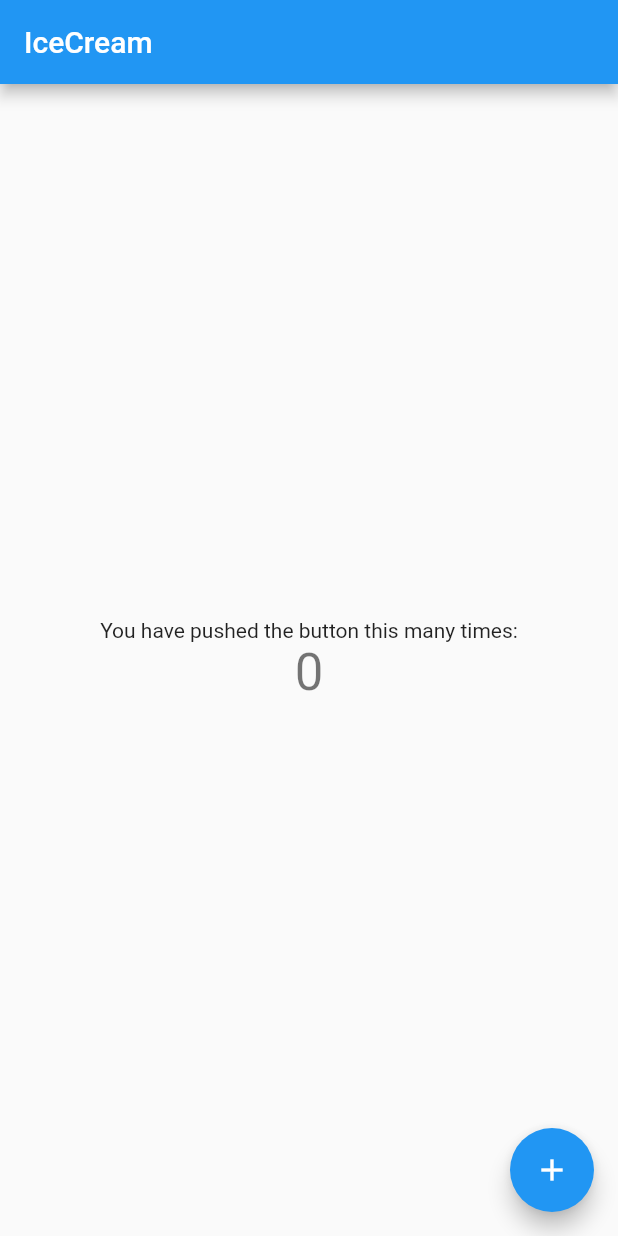
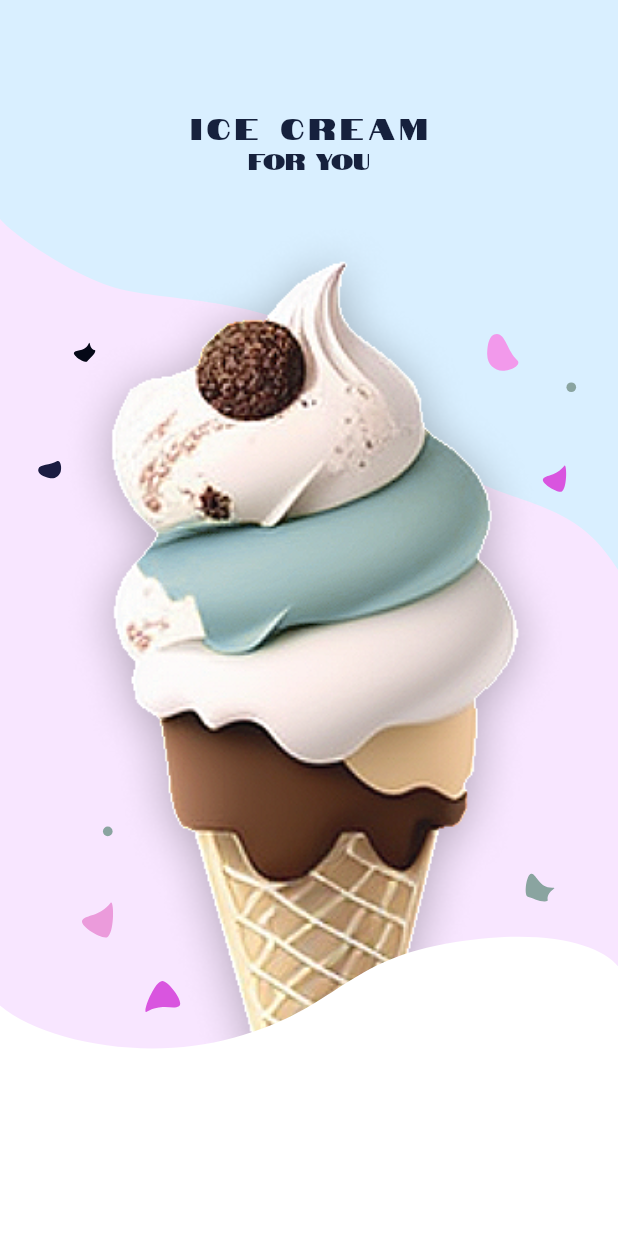
Before and after one commit to ElenaStepanenko/Ice_cream_for_you, a Flutter app: the screen it shows after launch, on a phone screen of 412 x 824 dp. Run offline on Flutter 3.47's test engine with Material 2 defaults, Android fonts, the light colour scheme and no system bars; our stand-ins replace firebase_core, flutter_svg; accounts and stored records are empty.

Commit message:
start_page

```diff
--- a/lib/features/start_page/view/start_page_class.dart
+++ b/lib/features/start_page/view/start_page_class.dart
@@ -1,45 +1,76 @@
 import 'package:flutter/material.dart';
+import 'package:flutter_svg/flutter_svg.dart';
 
-class StartPage extends StatefulWidget {
+class StartPage extends StatelessWidget {
   const StartPage({super.key});
-  @override
-  State<StartPage> createState() => _StartPageState();
-}
-
-class _StartPageState extends State<StartPage> {
-  int _counter = 0;
-
-  void _incrementCounter() {
-    setState(() {
-      _counter++;
-    });
-  }
 
   @override
   Widget build(BuildContext context) {
     return Scaffold(
-      appBar: AppBar(
-        title: const Text('IceCream'),
+        body: Container(
+          color: const Color.fromRGBO(248, 230, 255, 1.0),
+          width: double.infinity,
+          height: double.infinity,
+          child: Stack(
+              children: [
+                SvgPicture.asset("assets/images/vec_fill.svg",
+                    alignment: Alignment.topCenter,
+                    width: MediaQuery.of(context).size.width,
+                    height: MediaQuery.of(context).size.height,
                   ),
-      body: Center(
-        child: Column(
+                Column(
+                  children: [
+                    const SizedBox(height: 70.0,),
+                    Row(
                         mainAxisAlignment: MainAxisAlignment.center,
-          children: <Widget>[
-            const Text(
-              'You have pushed the button this many times:',
-            ),
+                        children: const [
                         Text(
-              '$_counter',
-              style: Theme.of(context).textTheme.headlineMedium,
+                          "Ice Cream",
+                          style: TextStyle(
+                              letterSpacing: 3.0,
+                              fontSize: 20.0,
+                              fontWeight: FontWeight.w200,
+                              color: Color.fromRGBO(22, 33, 61, 1.0),
+                              fontFamily: "Notable"),
                         ),
                       ],
                     ),
+                    Row(
+                      mainAxisAlignment: MainAxisAlignment.center,
+                      children: const [
+                        Text(
+                          "for you",
+                          style: TextStyle(
+                              fontSize: 15.0,
+                              fontWeight: FontWeight.w200,
+                              color: Color.fromRGBO(22, 33, 61, 1.0),
+                              fontFamily: "Notable"),
                         ),
-      floatingActionButton: FloatingActionButton(
-        onPressed: _incrementCounter,
-        tooltip: 'Increment',
-        child: const Icon(Icons.add),
+                      ],
+                    )
+                  ],
                 ),
-    );
+                // Container(
+                //   alignment: Alignment.center,
+                //   child: Image.asset("assets/images/fon.png"),
+                // ),
+                // Container(
+                //   width: double.infinity,
+                //   padding: const EdgeInsets.only(top: 635),
+                //   //padding: EdgeInsets.symmetric(horizontal: -40),
+                //   child: Image.asset("assets/images/")
+                //
+                //   ),
+                Container(
+                  alignment: Alignment.bottomCenter,
+                  child: Image.asset("assets/images/rez_fill.png", scale: 0.85),
+                ),
+                SvgPicture.asset("assets/images/vec_fill_down.svg",
+                  alignment: Alignment.bottomCenter,
+                  width: MediaQuery.of(context).size.width,
+                  height: MediaQuery.of(context).size.height,
+                ),
+        ]),
+    ));
   }
 }
--- a/lib/ice_cream_app.dart
+++ b/lib/ice_cream_app.dart
@@ -9,6 +9,7 @@ class IceCreamApp extends StatelessWidget {
   @override
   Widget build(BuildContext context) {
     return MaterialApp(
+      debugShowCheckedModeBanner: false,
       title: 'IceCreamForYou',
       theme: theme,
       routes: routes,
```
Also changed, not shown: lib/features/map/view/map_page.dart (+44 -1 lines), assets/images/Vector 2.png (added), assets/images/fill.png (added), assets/images/fon.png (renamed from assets/images/1.png), assets/images/rez_fill.png (added), assets/images/vec_fill.svg (added), assets/images/vec_fill_down.svg (added), assets/images/vector_fill.svg (added). Lines whose indentation alone changed are shown as unchanged.
